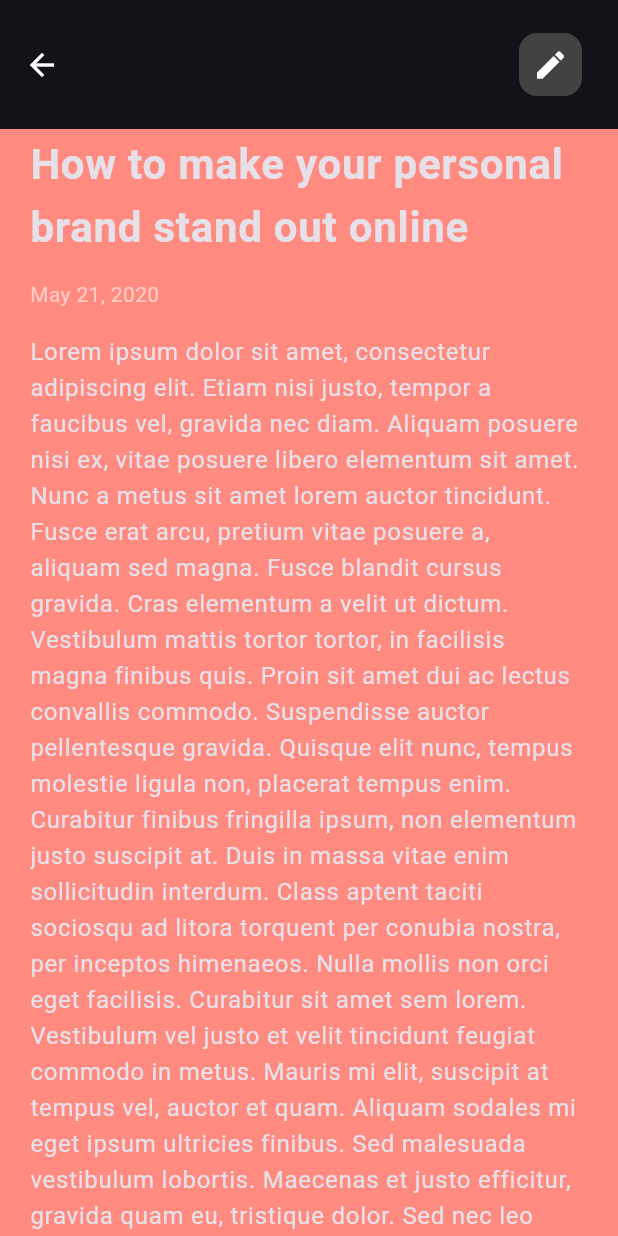
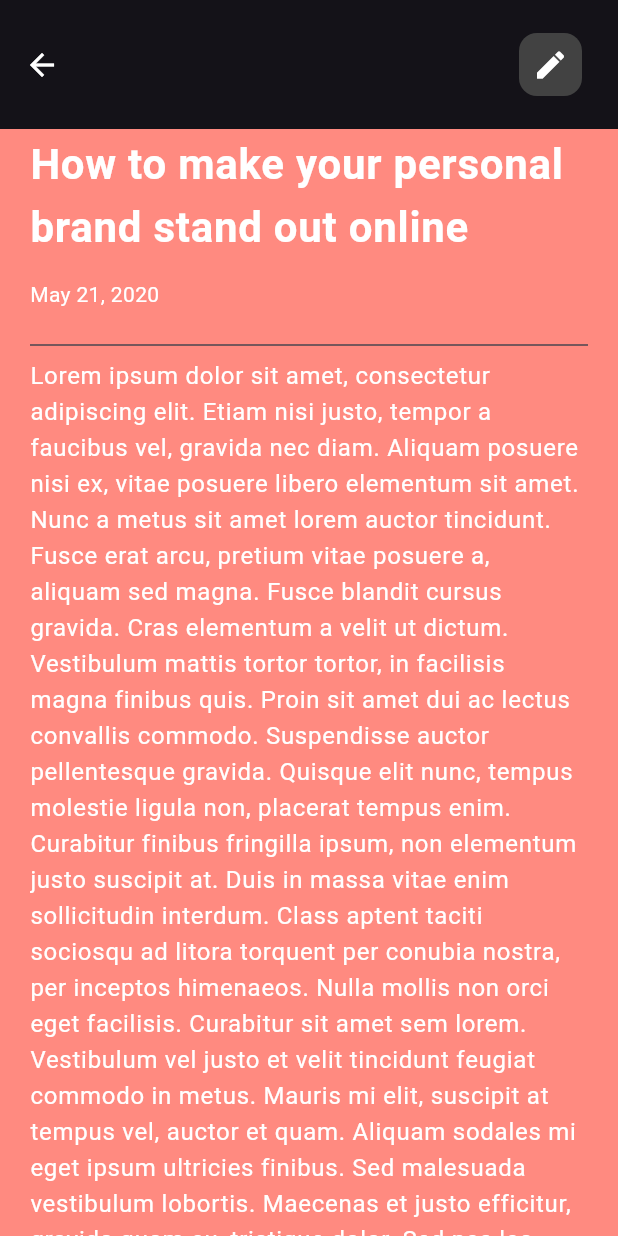
Before and after one commit to RodrigoUchoa001/notes-app, a Flutter app: the screen it shows after launch, after a tap on "How to make your personal brand stand ou", on a phone screen of 412 x 824 dp. Run offline on Flutter 3.47's test engine with Material 3 defaults, Android fonts, the phone set to English and light mode, and no system bars; our stand-ins replace firebase_core, flutter_riverpod, waterfall_flow; accounts and stored records are empty; generated files the repository leaves out were written again.

Commit message:
now using a function the alters the color of text to get a good contrast with the background color

```diff
--- a/lib/ui/screens/edit_note_screen.dart
+++ b/lib/ui/screens/edit_note_screen.dart
@@ -19,6 +19,11 @@ class EditNoteScreen extends StatelessWidget {
       required this.contentText,
       required this.dateText,
       required this.backgroundColor});
+
+  Color getContrastingTextColor(Color color) {
+    double luminance = color.computeLuminance();
+    return luminance > 0.5 ? Colors.black : Colors.white;
+  }
 
   @override
   Widget build(BuildContext context) {
@@ -63,18 +68,25 @@ class EditNoteScreen extends StatelessWidget {
               style: TextStyle(
                 fontSize: 28,
                 fontWeight: FontWeight.bold,
+                color: getContrastingTextColor(backgroundColor),
               ),
               keyboardType: TextInputType.multiline,
               controller: titleController,
             ),
             const SizedBox(height: 16),
-            Text(dateController.text, style: TextStyle(color: Colors.white54)),
+            Text(dateController.text,
+                style:
+                    TextStyle(color: getContrastingTextColor(backgroundColor))),
             const SizedBox(height: 16),
+            Divider(),
             TextFormField(
               decoration: InputDecoration.collapsed(hintText: ''),
               maxLines: null,
               keyboardType: TextInputType.multiline,
               controller: contentController,
+              style: TextStyle(
+                color: getContrastingTextColor(backgroundColor),
+              ),
             ),
             const SizedBox(height: 24),
           ],
```
